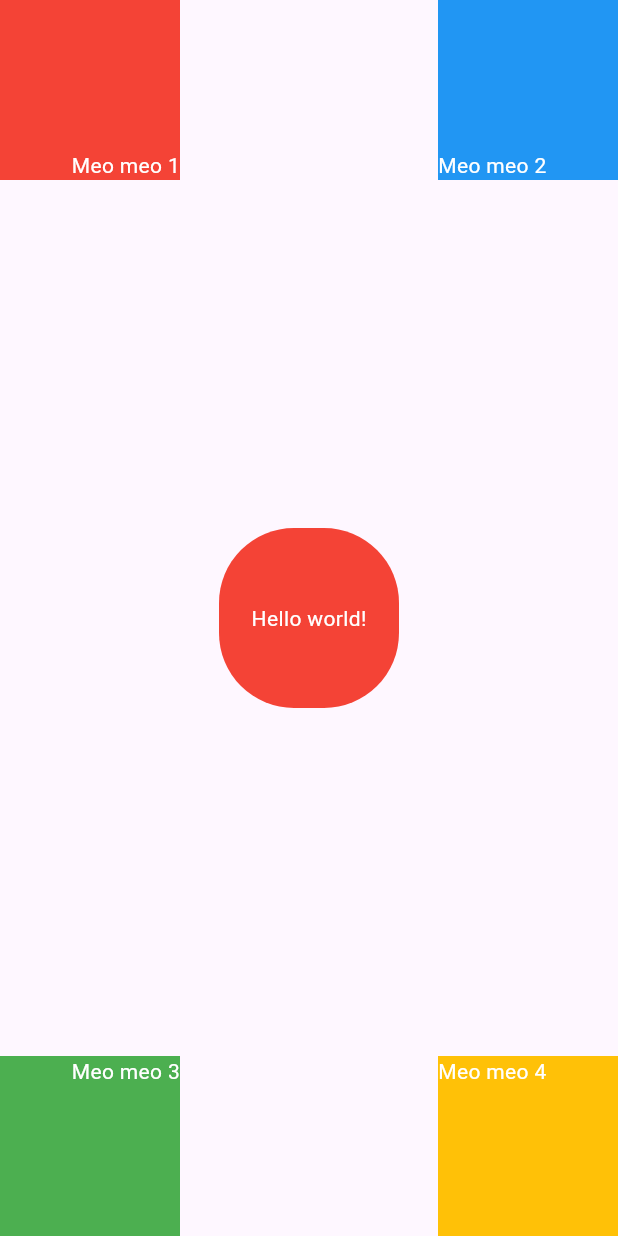
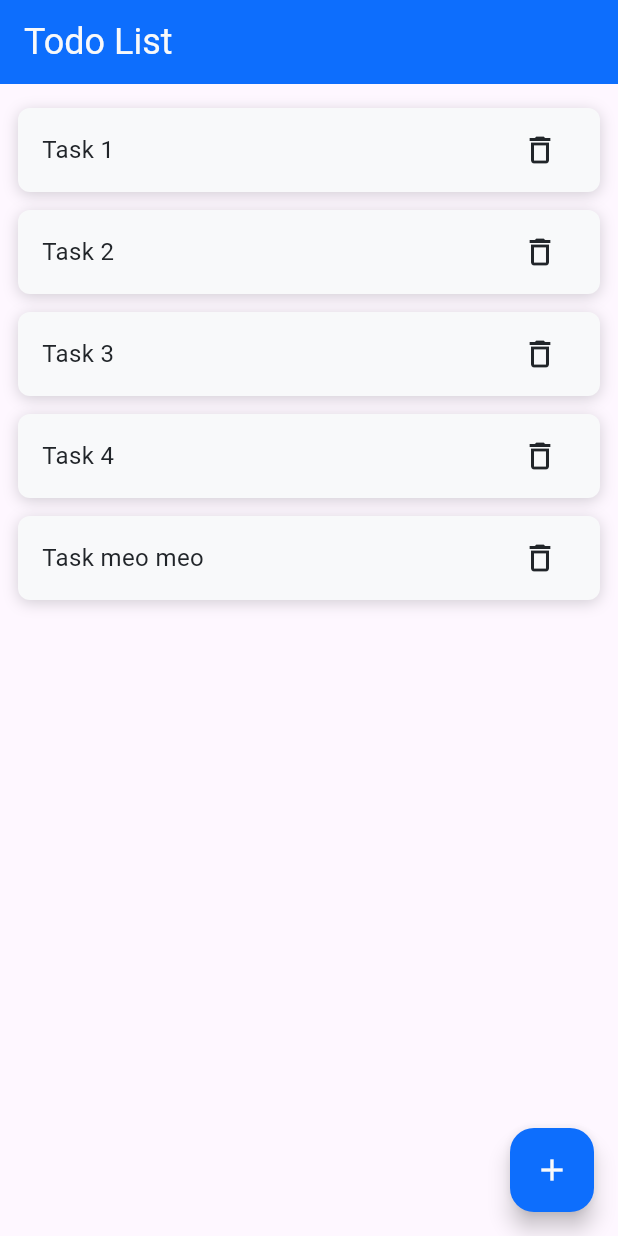
Before and after one commit to gdsthanhtung/learn-flutter, a Flutter app: the screen it shows after launch, on a phone screen of 412 x 824 dp. Run offline on Flutter 3.47's test engine with Material 3 defaults, Android fonts, the phone set to English and light mode, and no system bars.

```diff
--- /dev/null
+++ b/lib/MyTodoList.dart
@@ -0,0 +1,54 @@
+import 'package:flutter/material.dart';
+import 'config/app_colors.dart';
+import 'widget/item_task_widget.dart';
+import 'widget/modal_bottom_widget.dart';
+import 'model/data_items.dart';
+
+class MyTodoList extends StatelessWidget {
+  const MyTodoList({super.key});
+
+  static const List<DataItems> tasks = [
+    DataItems(id: '1', name: 'Task 1'),
+    DataItems(id: '2', name: 'Task 2'),
+    DataItems(id: '3', name: 'Task 3'),
+    DataItems(id: '4', name: 'Task 4'),
+    DataItems(id: '5', name: 'Task meo meo'),
+  ];
+
+  @override
+  Widget build(BuildContext context) {
+    return Scaffold(
+      appBar: AppBar(
+        backgroundColor: AppColors.primary,
+        title: const Text(
+          'Todo List',
+          style: TextStyle(fontSize: 24, color: AppColors.light),
+        ),
+      ),
+      body: SingleChildScrollView(
+        child: Container(
+          padding: const EdgeInsets.symmetric(horizontal: 12.0, vertical: 16.0),
+          child: Column(
+            children: tasks.map((item) => ItemTaskWidget(item: item)).toList(),
+          ),
+        ),
+      ),
+      floatingActionButton: FloatingActionButton(
+        backgroundColor: AppColors.blue,
+        child: const Icon(Icons.add, color: AppColors.light),
+        onPressed: () {
+          showModalBottomSheet(
+            shape: const RoundedRectangleBorder(
+              borderRadius: BorderRadius.vertical(top: Radius.circular(8.0)),
+            ),
+            isScrollControlled: true,
+            context: context,
+            builder: (context) {
+              return ModalBottomWidget();
+            },
+          );
+        },
+      ),
+    );
+  }
+}
--- /dev/null
+++ b/lib/config/app_colors.dart
@@ -0,0 +1,24 @@
+import 'package:flutter/material.dart';
+
+class AppColors {
+  static const Color blue = Color(0xFF0d6efd);
+  static const Color indigo = Color(0xFF6610f2);
+  static const Color purple = Color(0xFF6f42c1);
+  static const Color pink = Color(0xFFd63384);
+  static const Color red = Color(0xFFdc3545);
+  static const Color orange = Color(0xFFfd7e14);
+  static const Color yellow = Color(0xFFffc107);
+  static const Color green = Color(0xFF198754);
+  static const Color teal = Color(0xFF20c997);
+  static const Color cyan = Color(0xFF0dcaf0);
+
+  // Bootstrap-like semantic colors
+  static const Color primary = blue;
+  static const Color secondary = Color(0xFF6c757d); // gray-600
+  static const Color success = green;
+  static const Color info = cyan;
+  static const Color warning = yellow;
+  static const Color danger = red;
+  static const Color light = Color(0xFFf8f9fa); // gray-100
+  static const Color dark = Color(0xFF212529); // gray-900
+}
--- a/lib/main.dart
+++ b/lib/main.dart
@@ -1,7 +1,5 @@
 import 'package:flutter/material.dart';
-import 'MyScaffold.dart';
-import 'MyAppBar.dart';
-import 'MyContainer.dart';
+import 'MyTodoList.dart';
 
 void main() {
   runApp(const MyApp());
@@ -14,7 +12,8 @@ class MyApp extends StatelessWidget {
   @override
   Widget build(BuildContext context) {
     return MaterialApp(
-      home: const Mycontainer(),
+      debugShowCheckedModeBanner: false,
+      home: const MyTodoList(),
     );
   }
 }
--- /dev/null
+++ b/lib/model/data_items.dart
@@ -0,0 +1,6 @@
+class DataItems {
+  final String id;
+  final String name;
+
+  const DataItems({required this.id, required this.name});
+}
--- /dev/null
+++ b/lib/widget/item_task_widget.dart
@@ -0,0 +1,45 @@
+import 'package:flutter/material.dart';
+import '../config/app_colors.dart';
+
+class ItemTaskWidget extends StatelessWidget {
+  const ItemTaskWidget({super.key, required this.item});
+  final dynamic item;
+
+  @override
+  Widget build(BuildContext context) {
+    return Container(
+      padding: const EdgeInsets.symmetric(horizontal: 16.0, vertical: 4.0),
+      margin: const EdgeInsets.only(bottom: 12.0),
+      width: double.infinity,
+      decoration: BoxDecoration(
+        color: AppColors.light,
+        boxShadow: [
+          BoxShadow(
+            color: AppColors.dark.withOpacity(0.2),
+            blurRadius: 8.0,
+            offset: const Offset(0, 2),
+          ),
+        ],
+        borderRadius: BorderRadius.circular(8.0),
+      ),
+      child: Row(
+        mainAxisAlignment: MainAxisAlignment.spaceBetween,
+        children: [
+          Text(
+            item.name,
+            style: TextStyle(color: AppColors.dark, fontSize: 16),
+          ),
+          IconButton(
+            icon: const Icon(Icons.delete_outline, color: AppColors.dark),
+            onPressed: () {
+              // Action to perform when the button is pressed
+              ScaffoldMessenger.of(
+                context,
+              ).showSnackBar(SnackBar(content: Text('${item.name} Removed!')));
+            },
+          ),
+        ],
+      ),
+    );
+  }
+}
```
Also changed, not shown: lib/widget/modal_bottom_widget.dart (added, +57 -0 lines).
